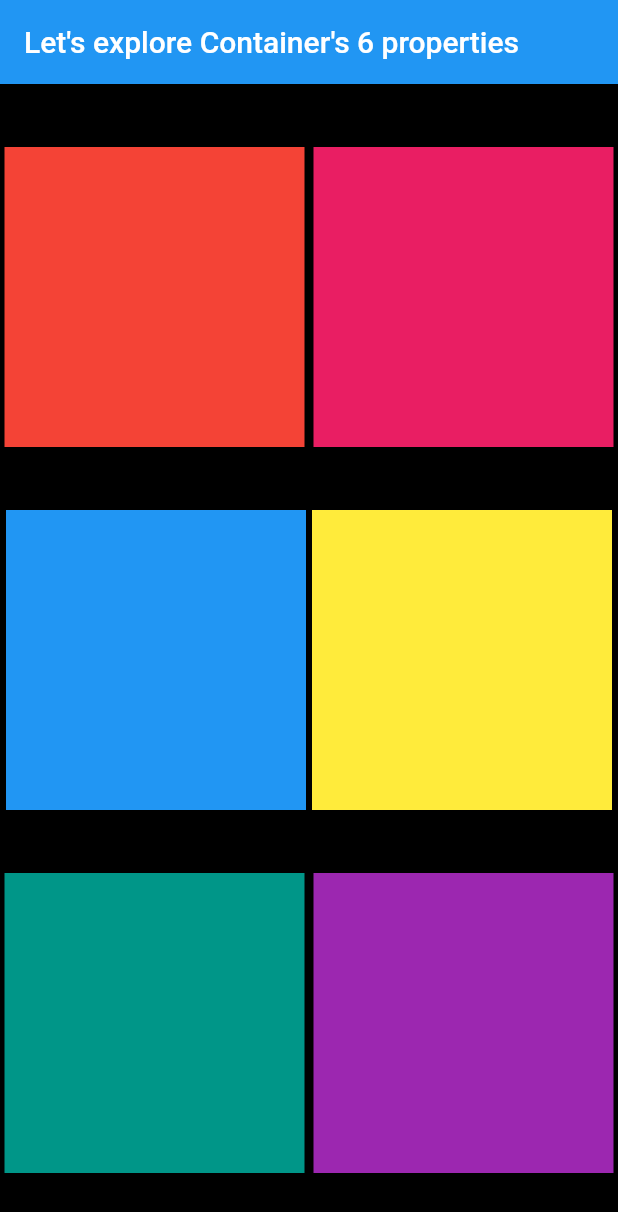
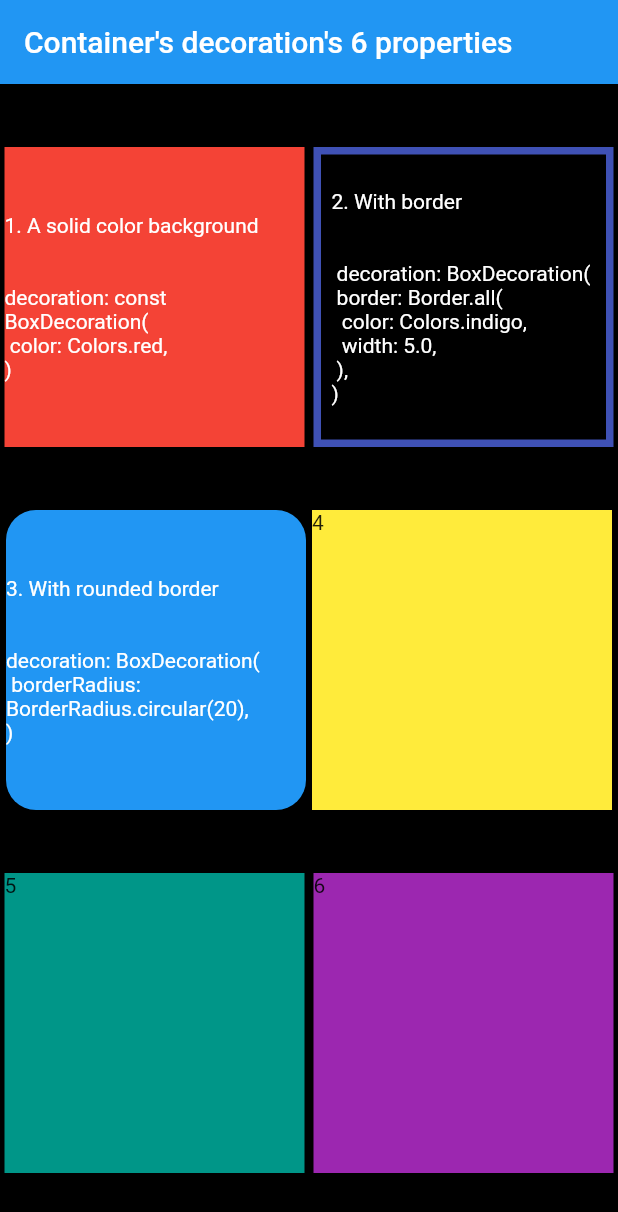
Before and after one commit to Rahullkumr/Flutter-Prac, a Flutter app: the screen it shows after launch, on a phone screen of 412 x 824 dp. Shown: the top 1212 px of the screen. Run offline on Flutter 3.47's test engine with Material 2 defaults, Android fonts, the phone set to English and light mode, and no system bars.

Commit message:
decoration properties like border, rounded border

```diff
--- a/lib/main.dart
+++ b/lib/main.dart
@@ -11,7 +11,7 @@ class MyApp extends StatelessWidget {
       child: MaterialApp(
         home: Scaffold(
           appBar: AppBar(
-            title: const Text("Let's explore Container's 6 properties"),
+            title: const Text("Container's decoration's 6 properties"),
           ),
           backgroundColor: Colors.black,
           body: Column(
@@ -24,14 +24,35 @@ class MyApp extends StatelessWidget {
                   Container(
                     width: 200,
                     height: 200,
-                    color: Colors.red,
-                    child: const Text(''),
+                    decoration: const BoxDecoration(
+                      color: Colors.red,
+                    ),
+                    child: const Center(
+                      child: Text(
+                        '1. A solid color background\n\n\ndecoration: const BoxDecoration(\n\tcolor: Colors.red,\n)',
+                        style: TextStyle(
+                          color: Colors.white,
+                        ),
+                      ),
+                    ),
                   ),
                   Container(
                     width: 200,
                     height: 200,
-                    color: Colors.pink,
-                    child: const Text(''),
+                    decoration: BoxDecoration(
+                      border: Border.all(
+                        color: Colors.indigo,
+                        width: 5.0,
+                      ),
+                    ),
+                    child: const Center(
+                      child: Text(
+                        '2. With border\n\n\n decoration: BoxDecoration( \n\tborder: Border.all(\n\t\tcolor: Colors.indigo,\n\t\twidth: 5.0,\n\t),\n)',
+                        style: TextStyle(
+                          color: Colors.white,
+                        ),
+                      ),
+                    ),
                   ),
                 ],
               ),
@@ -41,12 +62,22 @@ class MyApp extends StatelessWidget {
                   Container(
                     width: 200,
                     height: 200,
-                    color: Colors.blue,
+                    decoration: BoxDecoration(
+                      color: Colors.blue,
+                      borderRadius: BorderRadius.circular(20),
+                    ),
+                    child: const Center(
+                      child: Text(
+                        '3. With rounded border\n\n\ndecoration: BoxDecoration(\n\tborderRadius: BorderRadius.circular(20),\n)',
+                        style: TextStyle(color: Colors.white),
+                      ),
+                    ),
                   ),
                   Container(
                     width: 200,
                     height: 200,
                     color: Colors.yellow,
+                    child: const Text('4'),
                   ),
                 ],
               ),
@@ -57,11 +88,13 @@ class MyApp extends StatelessWidget {
                     width: 200,
                     height: 200,
                     color: Colors.teal,
+                    child: const Text('5'),
                   ),
                   Container(
                     width: 200,
                     height: 200,
                     color: Colors.purple,
+                    child: const Text('6'),
                   ),
                 ],
               ),
```
